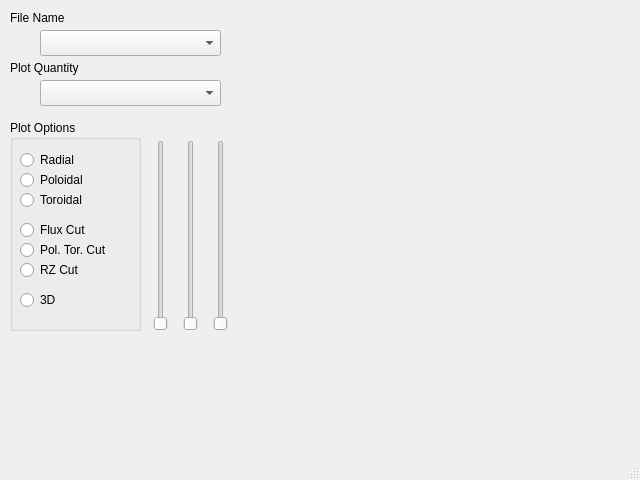
Old version of the form pySTEL/VMECplot.ui in the repository PrincetonUniversity/STELLOPT.
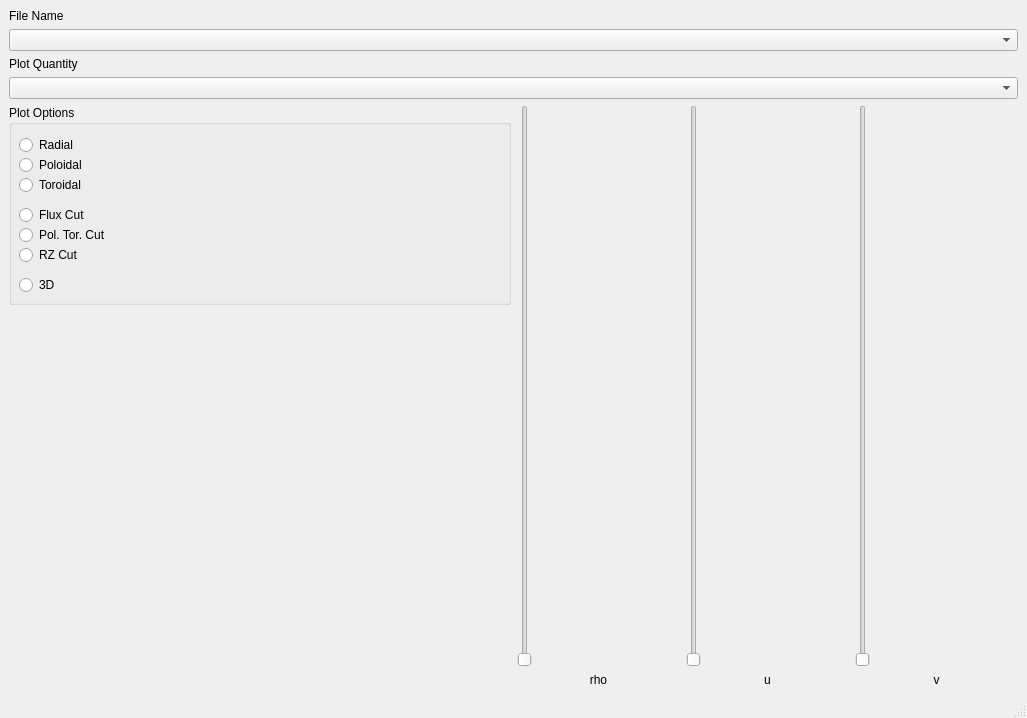
New version of the form.

Commit message: added jll to VMECplot.py, auto-resizing in PyQt layout

```diff
--- a/pySTEL/VMECplot.ui
+++ b/pySTEL/VMECplot.ui
@@ -6,8 +6,8 @@
    <rect>
     <x>0</x>
     <y>0</y>
-    <width>640</width>
-    <height>480</height>
+    <width>1027</width>
+    <height>718</height>
    </rect>
   </property>
   <property name="windowTitle">
@@ -20,40 +20,59 @@
    <string notr="true"/>
   </property>
   <widget class="QWidget" name="centralwidget">
+   <layout class="QGridLayout" name="gridLayout" columnstretch="0,1">
+    <item row="0" column="0">
+     <layout class="QVBoxLayout" name="verticalLayout_3">
+      <item>
+       <layout class="QVBoxLayout" name="verticalLayout">
+        <item>
    <widget class="QLabel" name="Filename_label">
-    <property name="geometry">
-     <rect>
-      <x>10</x>
-      <y>10</y>
-      <width>59</width>
-      <height>16</height>
-     </rect>
-    </property>
     <property name="text">
      <string>File Name</string>
     </property>
    </widget>
-   <widget class="QComboBox" name="FileName">
-    <property name="geometry">
-     <rect>
-      <x>40</x>
-      <y>30</y>
-      <width>181</width>
-      <height>26</height>
-     </rect>
-    </property>
-   </widget>
+        </item>
+        <item>
+         <widget class="QComboBox" name="FileName"/>
+        </item>
+        <item>
+         <widget class="QLabel" name="PlotName_label">
+          <property name="text">
+           <string>Plot Quantity</string>
+          </property>
+         </widget>
+        </item>
+        <item>
+         <widget class="QComboBox" name="PlotList"/>
+        </item>
+       </layout>
+      </item>
+      <item>
+       <layout class="QHBoxLayout" name="horizontalLayout_2">
+        <property name="sizeConstraint">
+         <enum>QLayout::SetMinimumSize</enum>
+        </property>
+        <item>
+         <layout class="QVBoxLayout" name="verticalLayout_2">
+          <property name="spacing">
+           <number>0</number>
+          </property>
+          <item>
    <widget class="QGroupBox" name="PlotButtons">
     <property name="enabled">
      <bool>true</bool>
     </property>
-    <property name="geometry">
-     <rect>
-      <x>10</x>
-      <y>120</y>
-      <width>131</width>
-      <height>211</height>
-     </rect>
+            <property name="sizePolicy">
+             <sizepolicy hsizetype="Minimum" vsizetype="Preferred">
+              <horstretch>0</horstretch>
+              <verstretch>0</verstretch>
+             </sizepolicy>
+            </property>
+            <property name="minimumSize">
+             <size>
+              <width>122</width>
+              <height>200</height>
+             </size>
     </property>
     <property name="styleSheet">
      <string notr="true"/>
@@ -159,79 +178,131 @@
      </property>
     </widget>
    </widget>
-   <widget class="QLabel" name="PlotName_label">
-    <property name="geometry">
-     <rect>
-      <x>10</x>
-      <y>60</y>
-      <width>91</width>
-      <height>16</height>
-     </rect>
-    </property>
-    <property name="text">
-     <string>Plot Quantity</string>
-    </property>
-   </widget>
-   <widget class="QComboBox" name="PlotList">
-    <property name="geometry">
-     <rect>
-      <x>40</x>
-      <y>80</y>
-      <width>181</width>
-      <height>26</height>
-     </rect>
-    </property>
-   </widget>
+          </item>
+          <item>
+           <spacer name="verticalSpacer">
+            <property name="orientation">
+             <enum>Qt::Vertical</enum>
+            </property>
+            <property name="sizeHint" stdset="0">
+             <size>
+              <width>20</width>
+              <height>40</height>
+             </size>
+            </property>
+           </spacer>
+          </item>
+         </layout>
+        </item>
+        <item>
+         <layout class="QHBoxLayout" name="horizontalLayout">
+          <property name="spacing">
+           <number>6</number>
+          </property>
+          <property name="sizeConstraint">
+           <enum>QLayout::SetMinimumSize</enum>
+          </property>
+          <item>
+           <layout class="QVBoxLayout" name="verticalLayout_5">
+            <item>
    <widget class="QSlider" name="rhoslider">
-    <property name="geometry">
-     <rect>
-      <x>150</x>
-      <y>140</y>
-      <width>22</width>
-      <height>191</height>
-     </rect>
+              <property name="sizePolicy">
+               <sizepolicy hsizetype="Fixed" vsizetype="Expanding">
+                <horstretch>0</horstretch>
+                <verstretch>0</verstretch>
+               </sizepolicy>
     </property>
     <property name="orientation">
      <enum>Qt::Vertical</enum>
     </property>
    </widget>
+            </item>
+            <item>
+             <widget class="QLabel" name="label">
+              <property name="text">
+               <string>rho</string>
+              </property>
+              <property name="alignment">
+               <set>Qt::AlignCenter</set>
+              </property>
+             </widget>
+            </item>
+           </layout>
+          </item>
+          <item>
+           <layout class="QVBoxLayout" name="verticalLayout_6">
+            <item>
    <widget class="QSlider" name="uslider">
-    <property name="geometry">
-     <rect>
-      <x>180</x>
-      <y>140</y>
-      <width>22</width>
-      <height>191</height>
-     </rect>
+              <property name="sizePolicy">
+               <sizepolicy hsizetype="Fixed" vsizetype="Expanding">
+                <horstretch>0</horstretch>
+                <verstretch>0</verstretch>
+               </sizepolicy>
     </property>
     <property name="orientation">
      <enum>Qt::Vertical</enum>
     </property>
    </widget>
+            </item>
+            <item>
+             <widget class="QLabel" name="label_2">
+              <property name="layoutDirection">
+               <enum>Qt::LeftToRight</enum>
+              </property>
+              <property name="text">
+               <string>u</string>
+              </property>
+              <property name="alignment">
+               <set>Qt::AlignCenter</set>
+              </property>
+             </widget>
+            </item>
+           </layout>
+          </item>
+          <item>
+           <layout class="QVBoxLayout" name="verticalLayout_7">
+            <item>
    <widget class="QSlider" name="vslider">
-    <property name="geometry">
-     <rect>
-      <x>210</x>
-      <y>140</y>
-      <width>22</width>
-      <height>191</height>
-     </rect>
+              <property name="sizePolicy">
+               <sizepolicy hsizetype="Fixed" vsizetype="Expanding">
+                <horstretch>0</horstretch>
+                <verstretch>0</verstretch>
+               </sizepolicy>
     </property>
     <property name="orientation">
      <enum>Qt::Vertical</enum>
     </property>
    </widget>
-   <widget class="QWidget" name="gridLayoutWidget">
-    <property name="geometry">
-     <rect>
-      <x>240</x>
-      <y>30</y>
-      <width>391</width>
-      <height>371</height>
-     </rect>
-    </property>
-    <layout class="QGridLayout" name="plot_widget"/>
-   </widget>
+            </item>
+            <item>
+             <widget class="QLabel" name="label_3">
+              <property name="layoutDirection">
+               <enum>Qt::LeftToRight</enum>
+              </property>
+              <property name="text">
+               <string>v</string>
+              </property>
+              <property name="alignment">
+               <set>Qt::AlignCenter</set>
+              </property>
+             </widget>
+            </item>
+           </layout>
+          </item>
+         </layout>
+        </item>
+       </layout>
+      </item>
+     </layout>
+    </item>
+    <item row="0" column="1">
+     <layout class="QGridLayout" name="plot_widget">
+      <property name="sizeConstraint">
+       <enum>QLayout::SetMaximumSize</enum>
+      </property>
+     </layout>
+    </item>
+   </layout>
   </widget>
   <widget class="QMenuBar" name="menubar">
    <property name="geometry">
```
Left out of the diff: 6 changed lines with no effect on the pictures. Lines whose indentation alone changed are shown as unchanged. The commit also changes 5 other files.
